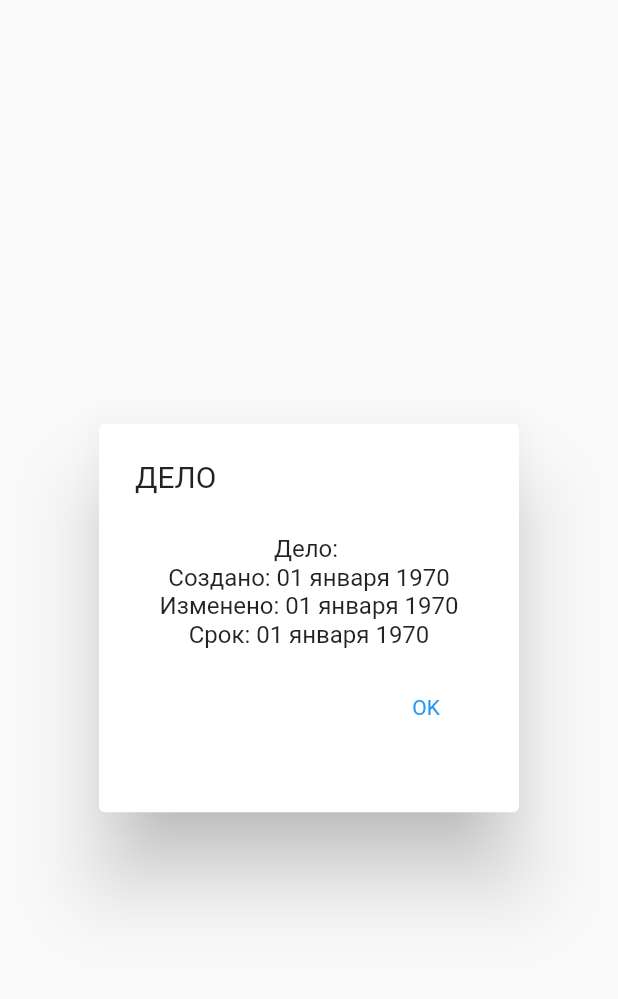
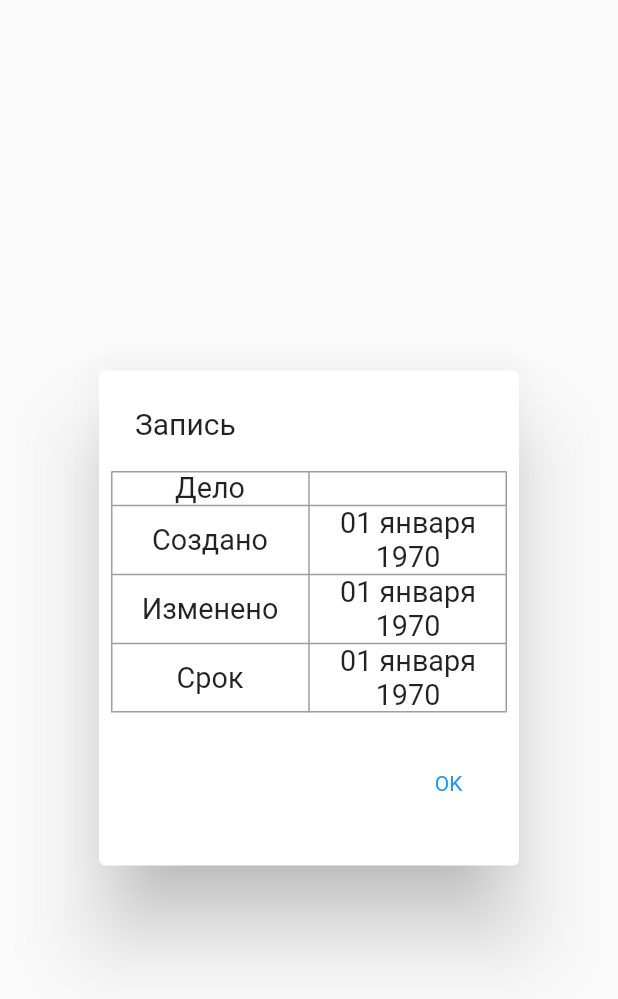
Before and after one commit to olndl/todoapp, a Flutter app: the TodoViewScreen widget shown alone on an empty page, opened directly with empty values, on a phone screen of 412 x 824 dp. Shown: the top 999 px of the screen. Run offline on Flutter 3.47's test engine with Material 2 defaults, Android fonts, the phone set to English and light mode, and no system bars; our stand-ins replace bloc, dio, firebase_core, firebase_crashlytics, flutter_bloc, flutter_svg and 3 more; accounts and stored records are empty; generated files the repository leaves out were written again; network calls fail.

Commit message:
some changes2

```diff
--- a/lib/core/localization/l10n/app_ru.arb
+++ b/lib/core/localization/l10n/app_ru.arb
@@ -12,7 +12,7 @@
     "completeDate": "Сделать до",
     "delete": "Удалить",
     "incorrectDate": "Некорректная дата. Введите снова",
-    "todoView": "ДЕЛО",
+    "todoView": "Запись",
     "ok": "OK",
     "task": "Дело",
     "createdAt": "Создано",
--- a/lib/core/navigation/router.dart
+++ b/lib/core/navigation/router.dart
@@ -1,7 +1,7 @@
 import 'package:flutter/cupertino.dart';
 import 'package:flutter/material.dart';
 import 'package:flutter_bloc/flutter_bloc.dart';
-import 'package:todoapp/presentation/screens/todo_view_screen.dart';
+import 'package:todoapp/presentation/screens/view_todo_screen.dart';
 
 import '../../data/models/todo/todo.dart';
 import '../../network/network_service.dart';
--- a/lib/presentation/bloc/list_todo/todos_cubit.dart
+++ b/lib/presentation/bloc/list_todo/todos_cubit.dart
@@ -2,6 +2,7 @@ import 'dart:async';
 import 'package:bloc/bloc.dart';
 import 'package:hive/hive.dart';
 import 'package:meta/meta.dart';
+import 'package:todoapp/data/models/todo_model/todo_model.dart';
 import 'package:uuid/uuid.dart';
 import '../../../core/errors/logger.dart';
 import '../../../data/models/todo/todo.dart';
@@ -35,6 +36,7 @@ class TodosCubit extends Cubit<TodosState> {
     });
   }
 
+
   addTodo(Todo todo) {
     final currentState = state;
     if (currentState is TodosLoaded) {
@@ -54,10 +56,10 @@ class TodosCubit extends Cubit<TodosState> {
     }
   }
 
-  addShortTodo(String message) {
+  void addShortTodo(String message) {
     final currentState = state;
     final shortTodo = Todo(
-        id: uuid.v4().toString(),
+        id: uuid.v4(),
         createdAt: DateTime.now().millisecondsSinceEpoch,
         text: message,
         lastUpdatedBy: "123",
--- a/lib/presentation/screens/list_todo_screen.dart
+++ b/lib/presentation/screens/list_todo_screen.dart
@@ -2,7 +2,7 @@ import 'dart:math';
 import 'package:flutter/material.dart';
 import 'package:flutter_bloc/flutter_bloc.dart';
 import 'package:intl/intl.dart';
-import 'package:todoapp/presentation/screens/todo_view_screen.dart';
+import 'package:todoapp/presentation/screens/view_todo_screen.dart';
 import '../../core/constants/colors.dart';
 import 'package:flutter_svg/flutter_svg.dart';
 import '../../core/constants/dimension.dart';
--- a/lib/presentation/screens/todo_view_screen.dart
+++ /dev/null
@@ -1,56 +0,0 @@
-import 'package:flutter/cupertino.dart';
-import 'package:flutter/material.dart';
-import 'package:intl/intl.dart';
-import 'package:todoapp/core/localization/l10n/all_locales.dart';
-import '../../data/models/todo/todo.dart';
-
-class TodoViewScreen extends StatelessWidget {
-  final Todo todo;
-
-  const TodoViewScreen({Key? key, required this.todo}) : super(key: key);
-
-  String _fromTsoFormatDate(int ts) {
-    return DateFormat('dd MMMM yyy', 'ru')
-        .format(DateTime.fromMillisecondsSinceEpoch(ts));
-  }
-
-  @override
-  Widget build(BuildContext context) {
-    return SimpleDialog(
-      title: Text(AllLocale.of(context).todoView),
-      children: <Widget>[
-        Center(
-          child: Padding(
-            padding: const EdgeInsets.all(15.0),
-            child: Column(
-              mainAxisAlignment: MainAxisAlignment.spaceAround,
-              children: [
-                Text("${AllLocale.of(context).task}: ${todo.text}"),
-                Text(
-                    "${AllLocale.of(context).createdAt}: ${_fromTsoFormatDate(todo.createdAt)}"),
-                Text(
-                    "${AllLocale.of(context).changedAt}: ${_fromTsoFormatDate(todo.changedAt)}"),
-                Text(
-                    "${AllLocale.of(context).deadline}: ${todo.deadline == null
-                        ? AllLocale.of(context).withoutDeadline
-                        : _fromTsoFormatDate(todo.deadline!)}"),
-                Padding(
-                  padding: const EdgeInsets.all(15.0),
-                  child: Row(
-                    mainAxisAlignment: MainAxisAlignment.end,
-                    children: [
-                      TextButton(
-                        onPressed: () => Navigator.pop(context),
-                        child: Text(AllLocale.of(context).ok),
-                      )
-                    ],
-                  ),
-                ),
-              ],
-            ),
-          ),
-        )
-      ],
-    );
-  }
-}
--- /dev/null
+++ b/lib/presentation/screens/view_todo_screen.dart
@@ -0,0 +1,78 @@
+import 'package:flutter/cupertino.dart';
+import 'package:flutter/material.dart';
+import 'package:intl/intl.dart';
+import 'package:todoapp/core/localization/l10n/all_locales.dart';
+import '../../data/models/todo/todo.dart';
+
+class TodoViewScreen extends StatelessWidget {
+  final Todo todo;
+
+  const TodoViewScreen({Key? key, required this.todo}) : super(key: key);
+
+  String _fromTsoFormatDate(int ts) {
+    return DateFormat('dd MMMM yyy', 'ru')
+        .format(DateTime.fromMillisecondsSinceEpoch(ts));
+  }
+
+  @override
+  Widget build(BuildContext context) {
+    return SimpleDialog(
+      title: Text(AllLocale.of(context).todoView),
+      children: <Widget>[
+        Center(
+          child: Column(
+              children:<Widget>[
+                Padding(
+                  padding: const EdgeInsets.all(8.0),
+                  child: Table(
+                     defaultVerticalAlignment: TableCellVerticalAlignment.middle,
+                     border:TableBorder.all(width: 1.0,color: Colors.grey),
+                    children: [
+                      TableRow(
+                          children: [
+                            Text(AllLocale.of(context).task, textScaleFactor: 1.2,textAlign: TextAlign.center,),
+                            Text(todo.text,textScaleFactor: 1.2,textAlign: TextAlign.center,),
+                          ]
+                      ),
+                      TableRow(
+                          children: [
+                            Text(AllLocale.of(context).createdAt,textScaleFactor: 1.2,textAlign: TextAlign.center,),
+                            Text(_fromTsoFormatDate(todo.createdAt),textScaleFactor: 1.2,textAlign: TextAlign.center,),
+                          ]
+                      ),
+                      TableRow(
+                          children: [
+                            Text("${AllLocale.of(context).changedAt}",textScaleFactor:  1.2,textAlign: TextAlign.center,),
+                            Text("${_fromTsoFormatDate(todo.changedAt)}",textScaleFactor:  1.2,textAlign: TextAlign.center,),
+                          ]
+                      ),
+                      TableRow(
+                          children: [
+                            Text("${AllLocale.of(context).deadline}",textScaleFactor:  1.2,textAlign: TextAlign.center,),
+                            Text("${todo.deadline == null
+                                ? AllLocale.of(context).withoutDeadline
+                                : _fromTsoFormatDate(todo.deadline!)}",textScaleFactor:  1.2,textAlign: TextAlign.center,),
+                          ]
+                      ),
+                    ],
+                  ),
+                ),
+                Padding(
+                  padding: const EdgeInsets.all(15.0),
+                  child: Row(
+                    mainAxisAlignment: MainAxisAlignment.end,
+                    children: [
+                      TextButton(
+                        onPressed: () => Navigator.pop(context),
+                        child: Text(AllLocale.of(context).ok),
+                      )
+                    ],
+                  ),
+                ),
+              ]
+          ),
+        )
+      ],
+    );
+  }
+}
```
Also changed, not shown: lib/network/repository.dart (+4 -4 lines), lib/presentation/screens/add_todo_screen.dart (+20 -22 lines), lib/presentation/screens/edit_todo_screen.dart (+17 -17 lines).
